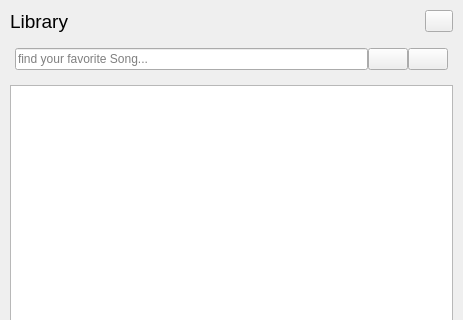
This is src/frontend/library.ui in MilanJzo/eda-mp3 as Qt 5 draws it before an edit; both pictures show x 0 to 463 and y 0 to 320 of the 463 by 527 pixel window. The edited form follows.
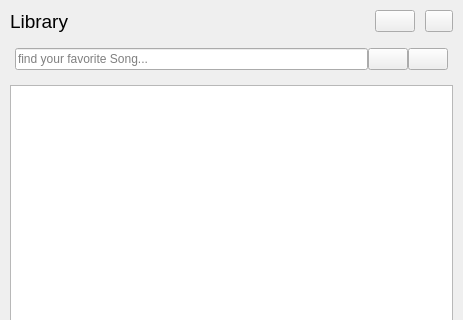
This is the edited form. Icons and pictures are not drawn.

Commit message: manual refresh, antialiasing, re-search on refresh

```diff
--- a/src/frontend/library.ui
+++ b/src/frontend/library.ui
@@ -75,11 +75,28 @@
         </item>
         <item>
          <widget class="QLabel" name="downloadStatus">
+          <property name="sizePolicy">
+           <sizepolicy hsizetype="Expanding" vsizetype="Preferred">
+            <horstretch>0</horstretch>
+            <verstretch>0</verstretch>
+           </sizepolicy>
+          </property>
           <property name="text">
            <string/>
           </property>
          </widget>
         </item>
+        <item>
+         <widget class="QPushButton" name="refresh">
+          <property name="text">
+           <string/>
+          </property>
+          <property name="icon">
+           <iconset resource="../../resources/resources.qrc">
+            <normaloff>:/icon/rotate-ccw.svg</normaloff>:/icon/rotate-ccw.svg</iconset>
+          </property>
+         </widget>
+        </item>
         <item>
          <widget class="QPushButton" name="addButton">
           <property name="minimumSize">
```
The commit also changes 29 other files.
